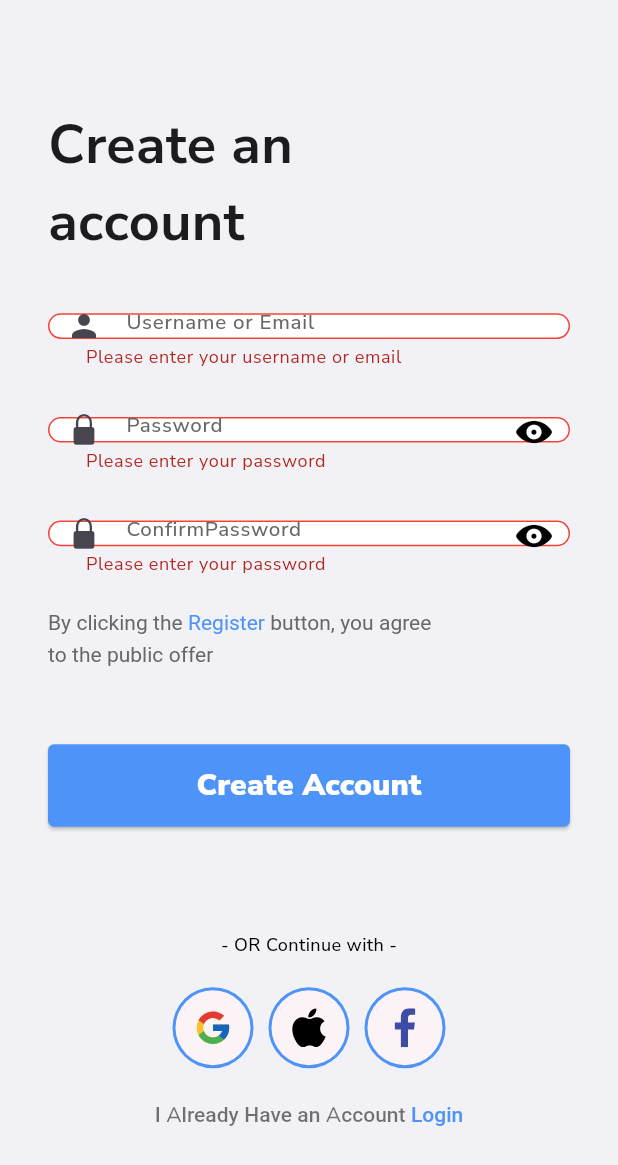
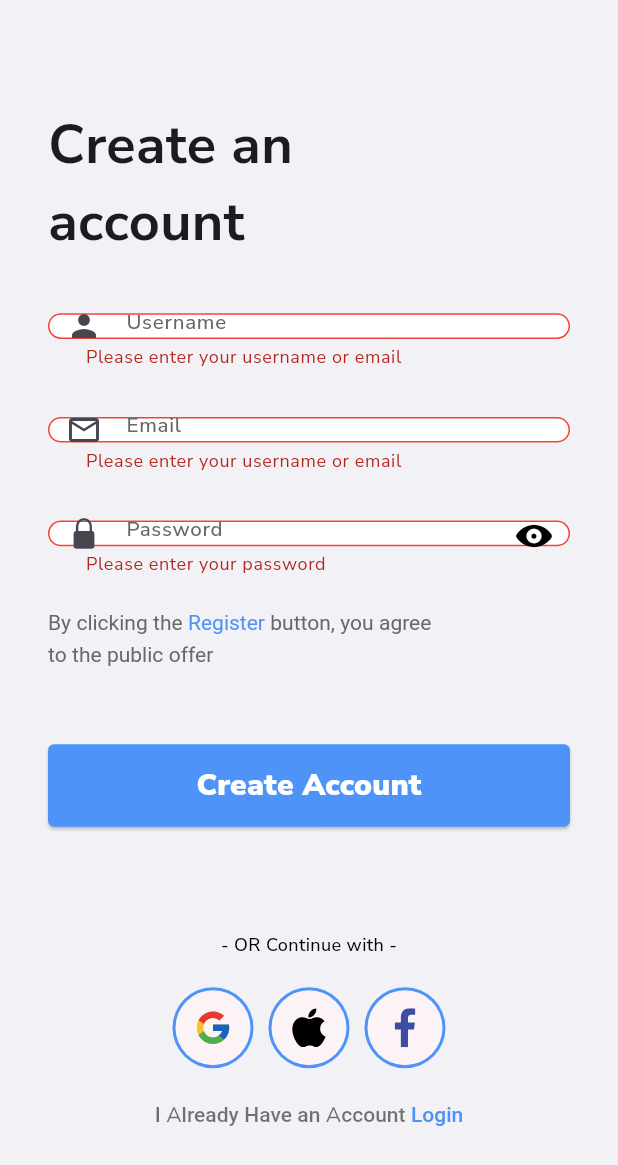
Before and after one commit to AbdalluhEssam/ada, a Flutter app: the SignUpScreen screen opened by its route, after a tap on "Create Account", on a phone screen of 412 x 824 dp. Shown: the top 1165 px of the screen. Run offline on Flutter 3.47's test engine with Material 3 defaults, Android fonts, the phone set to English and light mode, and no system bars; our stand-ins replace cached_network_image, dio, firebase_auth, firebase_core, firebase_messaging, flutter_bloc and 6 more; accounts and stored records are empty; project files that could hold a hidden picture were left out.

Commit message:
implement sign-up functionality with API integration, add user model and update state management

```diff
--- /dev/null
+++ b/lib/features/auth/signup/data/reops/sgin_up_repo.dart
@@ -0,0 +1,29 @@
+import 'package:ada/features/auth/login/data/models/user_model.dart';
+
+import '../../../../../core/constants/endpoint_constants.dart';
+import '../../../../../core/network/dio_client.dart';
+
+class SignUpRepo {
+  final dio = DioClient();
+
+  Future<UserModel> signUp(
+    String username,
+    String email,
+    String password,
+  ) async {
+    final response = await dio.post(
+      EndpointConstants.register,
+      queryParameters: {
+        "username": username,
+        "email": email,
+        "password": password,
+      },
+    );
+
+    if (response.statusCode == 200 && response.data['status'] == "success") {
+      return UserModel.fromJson(response.data["data"]);
+    } else {
+      throw Exception(response.data['message'] ?? "Unknown error");
+    }
+  }
+}
--- a/lib/features/auth/signup/ui/cubit/sginup_state.dart
+++ b/lib/features/auth/signup/ui/cubit/sginup_state.dart
@@ -7,7 +7,10 @@ final class SignUpInitial extends SignUpState {}
 
 final class SignUpLoading extends SignUpState {}
 
-final class SignUpSuccess extends SignUpState {}
+final class SignUpSuccess extends SignUpState {
+  final UserModel? user;
+  SignUpSuccess({this.user});
+}
 
 final class SignUpError extends SignUpState {
   final String? message;
--- a/lib/features/auth/signup/ui/cubit/signup_cubit.dart
+++ b/lib/features/auth/signup/ui/cubit/signup_cubit.dart
@@ -1,19 +1,19 @@
-import 'package:bloc/bloc.dart';
-import 'package:firebase_auth/firebase_auth.dart';
 import 'package:flutter/cupertino.dart';
+import 'package:flutter_bloc/flutter_bloc.dart';
 import 'package:meta/meta.dart';
-
+import '../../../login/data/models/user_model.dart';
+import '../../data/reops/sgin_up_repo.dart';
 part 'sginup_state.dart';
 
+
 class SignupCubit extends Cubit<SignUpState> {
-  SignupCubit() : super(SignUpInitial());
+  final SignUpRepo signUpRepo;
 
-  final FirebaseAuth auth = FirebaseAuth.instance;
+  SignupCubit(this.signUpRepo) : super(SignUpInitial());
 
+  final TextEditingController usernameController = TextEditingController();
   final TextEditingController emailController = TextEditingController();
   final TextEditingController passwordController = TextEditingController();
-  final TextEditingController passwordConfirmController =
-      TextEditingController();
   final GlobalKey<FormState> formKey = GlobalKey<FormState>();
 
   bool obscureText = true;
@@ -33,25 +33,13 @@ class SignupCubit extends Cubit<SignUpState> {
     if (formKey.currentState?.validate() == true) {
       emit(SignUpLoading());
 
-      if (passwordController.text != passwordConfirmController.text) {
-        emit(SignUpError(message: 'Passwords do not match'));
-        print('Passwords do not match');
-        return;
-      }
-
       try {
-        await auth.createUserWithEmailAndPassword(
-          email: emailController.text,
-          password: passwordController.text,
+        final result = await signUpRepo.signUp(
+          usernameController.text,
+          emailController.text,
+          passwordController.text,
         );
-        emit(SignUpSuccess());
-      } on FirebaseAuthException catch (e) {
-        if (e.code == 'weak-password') {
-          print('The password provided is too weak.');
-        } else if (e.code == 'email-already-in-use') {
-          print('The account already exists for that email.');
-        }
-        emit(SignUpError(message: e.code));
+        emit(SignUpSuccess(user: result));
       } catch (e) {
         emit(SignUpError(message: e.toString()));
         print(e);
--- a/lib/features/auth/signup/ui/screens/sign_up_screen.dart
+++ b/lib/features/auth/signup/ui/screens/sign_up_screen.dart
@@ -3,6 +3,7 @@ import 'package:ada/core/utils/extensions/navigation_extensions.dart';
 import 'package:ada/core/widgets/custom_button.dart';
 import 'package:ada/core/widgets/custom_text_auth.dart';
 import 'package:ada/core/widgets/custom_text_form_field.dart';
+import 'package:ada/features/auth/signup/data/reops/sgin_up_repo.dart';
 import 'package:ada/features/auth/signup/ui/screens/widgets/signup_social_row.dart';
 import 'package:flutter/cupertino.dart';
 import 'package:flutter/material.dart';
@@ -18,7 +19,7 @@ class SignUpScreen extends StatelessWidget {
   @override
   Widget build(BuildContext context) {
     return BlocProvider(
-      create: (context) => SignupCubit(),
+      create: (context) => SignupCubit(SignUpRepo()),
       child: Scaffold(
         appBar: AppBar(toolbarHeight: 0),
         body: BlocConsumer<SignupCubit, SignUpState>(
@@ -31,7 +32,7 @@ class SignUpScreen extends StatelessWidget {
               ScaffoldMessenger.of(context).showSnackBar(
                 SnackBar(
                   content: Text(
-                    'تم التسجيل بنجاح!',
+                    'تم التسجيل بنجاح! ${state.user?.username}',
                     style: TextStyle(
                       color: Colors.white,
                       fontWeight: FontWeight.w600,
@@ -94,10 +95,24 @@ class SignUpScreen extends StatelessWidget {
                         CustomTextAuth(text: "Create an\naccount"),
                         const SizedBox(height: 36),
                         CustomTextFormField(
-                          hintText: "Username or Email",
+                          hintText: "Username",
+                          controller: signupCubit.usernameController,
+                          keyboardType: TextInputType.text,
+                          prefixIcon: Icon(Icons.person),
+                          validator: (value) {
+                            if (value == null || value.isEmpty) {
+                              return 'Please enter your username or email';
+                            }
+
+                            return null;
+                          },
+                        ),
+                        const SizedBox(height: 32),
+                        CustomTextFormField(
+                          hintText: "Email",
                           controller: signupCubit.emailController,
                           keyboardType: TextInputType.emailAddress,
-                          prefixIcon: Icon(Icons.person),
+                          prefixIcon: Icon(Icons.email_outlined),
                           validator: (value) {
                             if (value == null || value.isEmpty) {
                               return 'Please enter your username or email';
@@ -127,31 +142,6 @@ class SignUpScreen extends StatelessWidget {
                             },
                             icon: Icon(
                               signupCubit.obscureText == true
-                                  ? CupertinoIcons.eye_fill
-                                  : CupertinoIcons.eye_slash,
-                              color: Colors.black,
-                            ),
-                          ),
-                        ),
-                        const SizedBox(height: 32),
-                        CustomTextFormField(
-                          obscureText: signupCubit.obscureText2,
-                          hintText: "ConfirmPassword",
-                          controller: signupCubit.passwordConfirmController,
-                          keyboardType: TextInputType.emailAddress,
-                          prefixIcon: Icon(CupertinoIcons.lock_fill),
-                          validator: (value) {
-                            if (value == null || value.isEmpty) {
-                              return 'Please enter your password';
-                            }
-                            return null;
-                          },
-                          suffixIcon: IconButton(
-                            onPressed: () {
-                              signupCubit.toggleObscureText2();
-                            },
-                            icon: Icon(
-                              signupCubit.obscureText2 == true
                                   ? CupertinoIcons.eye_fill
                                   : CupertinoIcons.eye_slash,
                               color: Colors.black,
```
